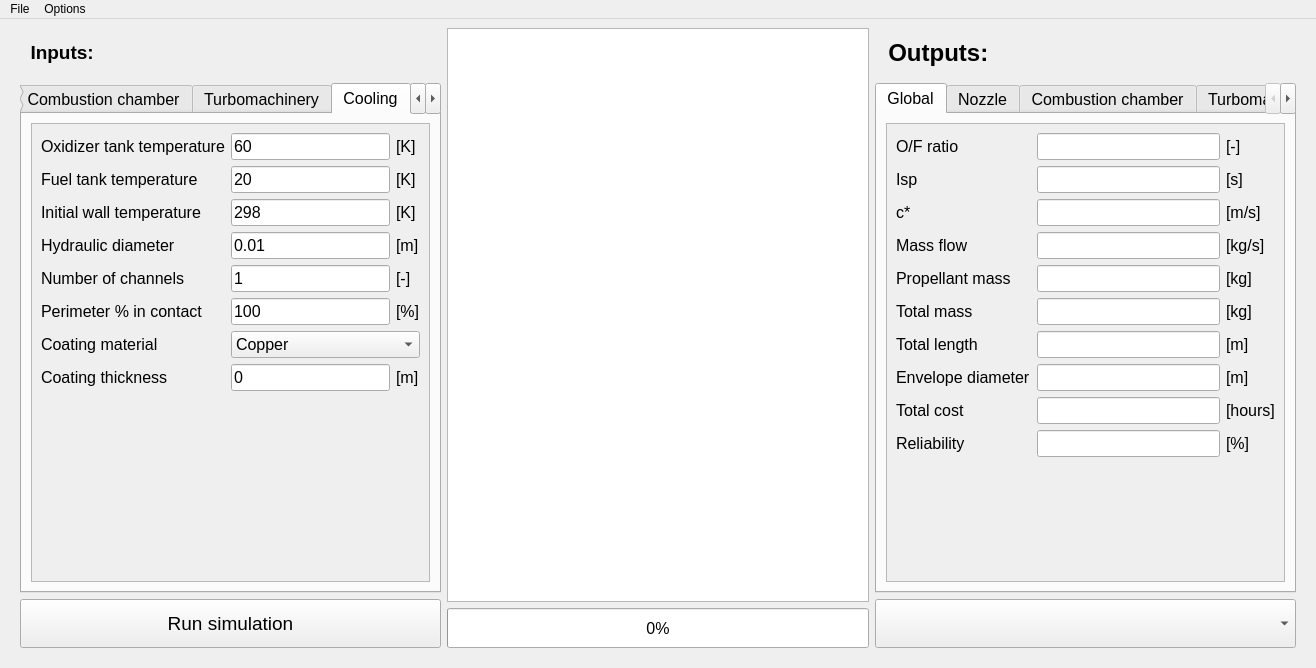
Before: the Qt Designer form GUI.ui in casruks/CDP-LRE-Integrated-Design-Model, drawn with Qt 5.
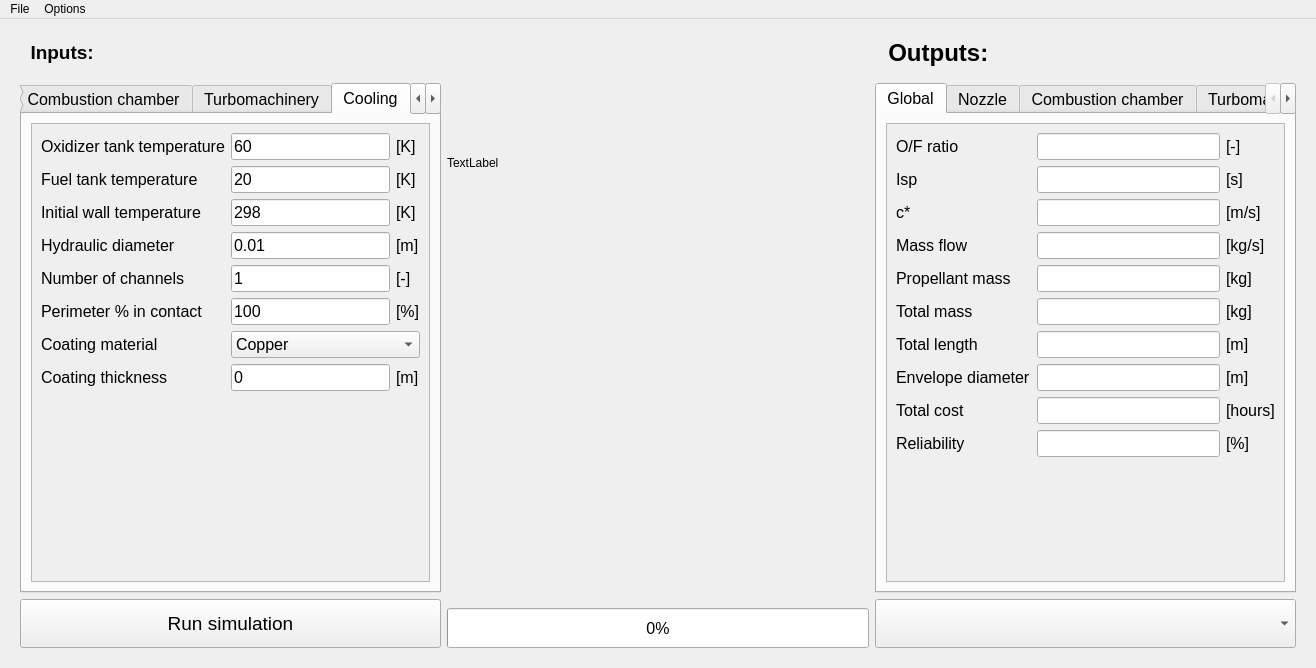
After: the same form once the commit is applied. Icons and pictures are not drawn. Custom widgets are drawn as their Qt base class.

```diff
--- a/GUI.ui
+++ b/GUI.ui
@@ -2123,17 +2123,17 @@
      </layout>
     </item>
     <item>
-     <layout class="QVBoxLayout" name="Layout_center" stretch="90,5">
+     <layout class="QVBoxLayout" name="Layout_center" stretch="45,50,5">
       <item>
-       <widget class="QGraphicsView" name="Graphics">
-        <property name="sizePolicy">
-         <sizepolicy hsizetype="Expanding" vsizetype="Preferred">
-          <horstretch>0</horstretch>
-          <verstretch>0</verstretch>
-         </sizepolicy>
+       <widget class="QLabel" name="Graphics">
+        <property name="text">
+         <string>TextLabel</string>
         </property>
        </widget>
       </item>
+      <item>
+       <widget class="MplCanvas" name="plots" native="true"/>
+      </item>
       <item>
        <widget class="QProgressBar" name="progressBar">
         <property name="sizePolicy">
@@ -3425,6 +3425,14 @@
    </property>
   </action>
  </widget>
+ <customwidgets>
+  <customwidget>
+   <class>MplCanvas</class>
+   <extends>QWidget</extends>
+   <header location="global">GUI</header>
+   <container>1</container>
+  </customwidget>
+ </customwidgets>
  <resources/>
  <connections>
   <connection>
```
